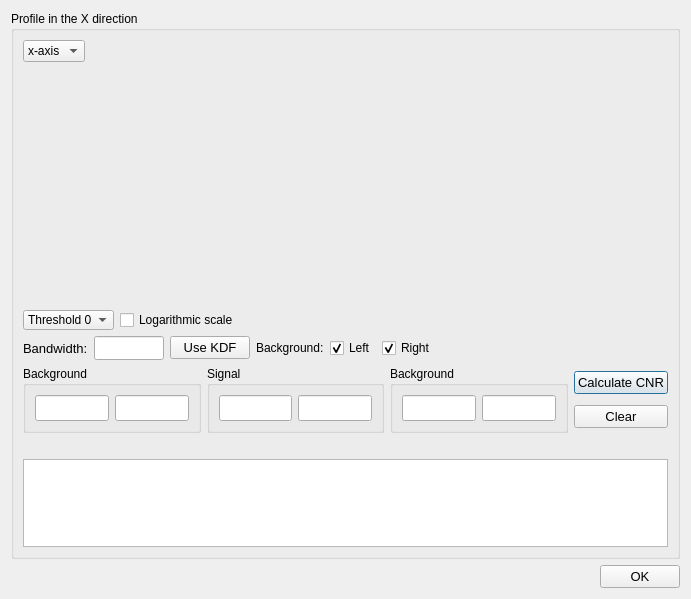
Before: the Qt Designer form SpidrMpx3Eq/profiledialog.ui in navrit/dexter, drawn with Qt 5.
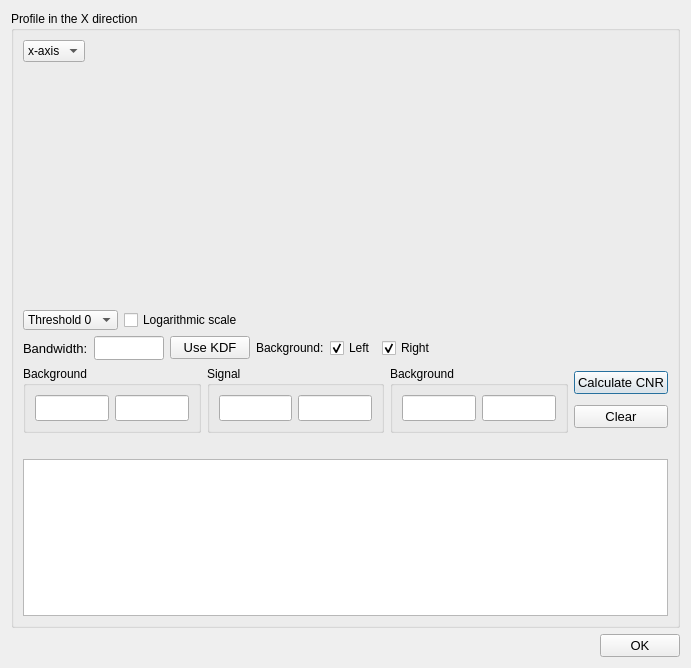
After: the same form once the commit is applied. Custom widgets are drawn as their Qt base class.

```diff
--- a/SpidrMpx3Eq/profiledialog.ui
+++ b/SpidrMpx3Eq/profiledialog.ui
@@ -7,7 +7,7 @@
     <x>0</x>
     <y>0</y>
     <width>691</width>
-    <height>599</height>
+    <height>668</height>
    </rect>
   </property>
   <property name="windowTitle">
@@ -77,6 +77,12 @@
        <layout class="QHBoxLayout" name="horizontalLayout_3">
         <item>
          <widget class="QComboBox" name="comboBox">
+          <property name="sizePolicy">
+           <sizepolicy hsizetype="Fixed" vsizetype="Fixed">
+            <horstretch>0</horstretch>
+            <verstretch>0</verstretch>
+           </sizepolicy>
+          </property>
           <property name="minimumSize">
            <size>
             <width>91</width>
@@ -85,8 +91,8 @@
           </property>
           <property name="maximumSize">
            <size>
-            <width>91</width>
-            <height>20</height>
+            <width>16777215</width>
+            <height>16777215</height>
            </size>
           </property>
           <item>
@@ -372,6 +378,12 @@
           <verstretch>0</verstretch>
          </sizepolicy>
         </property>
+        <property name="minimumSize">
+         <size>
+          <width>0</width>
+          <height>150</height>
+         </size>
+        </property>
        </widget>
       </item>
      </layout>
```
Left out of the diff: 2 changed lines with no effect on the pictures.
